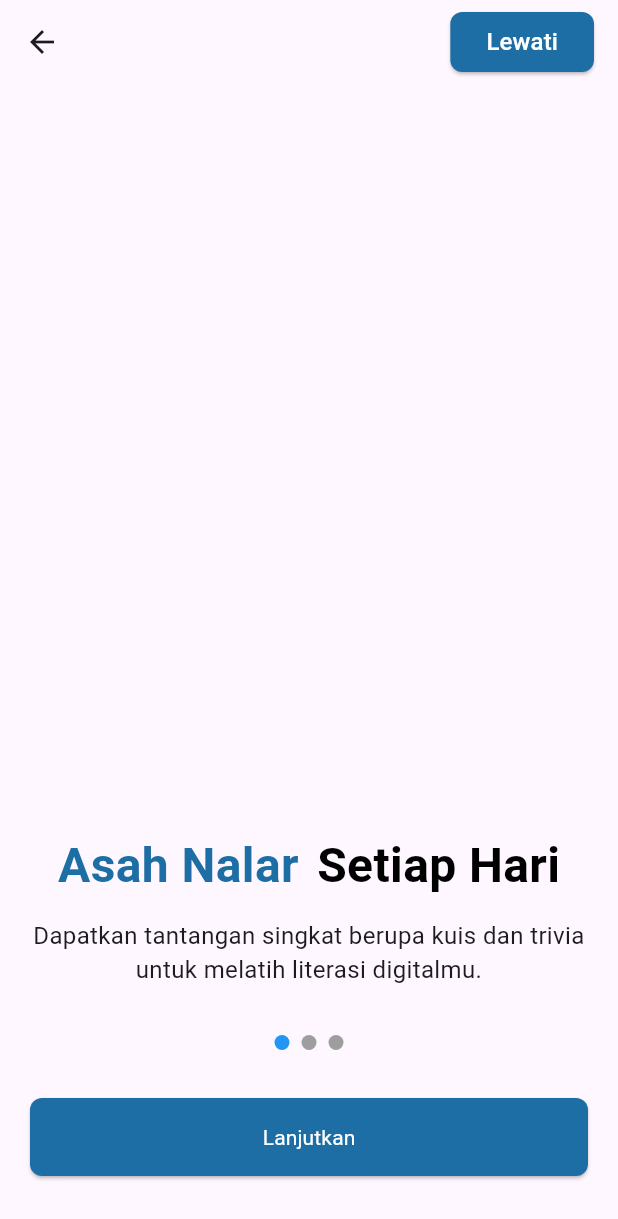
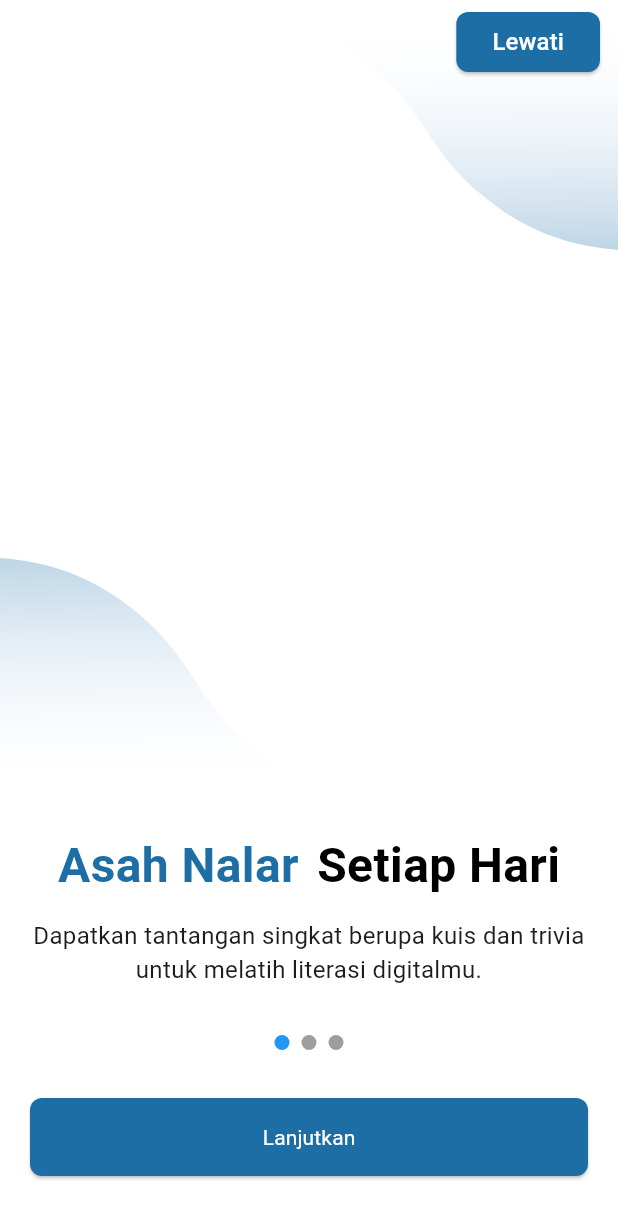
Before and after one commit to femnixx/jaganalar, a Flutter app: the OnboardingScreen screen opened directly, on a phone screen of 412 x 824 dp. Shown: the top 1219 px of the screen. Run offline on Flutter 3.47's test engine with Material 3 defaults, Android fonts, the light colour scheme and no system bars; drawn by our look-alikes of smooth_page_indicator; our stand-ins replace dash_chat_2, flutter_gemini, flutter_svg, shared_preferences, supabase_flutter; accounts and stored records are empty.

Commit message:
Added the getstarted page and finished it

```diff
--- a/lib/Getstarted.dart
+++ b/lib/Getstarted.dart
@@ -1,4 +1,5 @@
 import 'package:flutter/material.dart';
+import 'package:flutter_svg/svg.dart';
 import 'package:jaganalar/SignIn.dart';
 import 'package:smooth_page_indicator/smooth_page_indicator.dart';
 
@@ -13,19 +14,28 @@
 
   @override
   Widget build(BuildContext context) {
-    return Scaffold(
+    return Stack(
+      children: [
+        // Background SVG that covers the whole screen
+        Positioned.fill(
+          child: SvgPicture.asset('assets/copypaste2.svg', fit: BoxFit.cover),
+        ),
+
+        // Scaffold for content, AppBar, buttons, etc.
+        Scaffold(
+          backgroundColor: Colors.transparent, // important!
           appBar: AppBar(
-        title: Row(
-          mainAxisAlignment: MainAxisAlignment.end,
-          children: [
+            backgroundColor: Colors.transparent,
+            elevation: 0,
+            actions: [
               ElevatedButton(
                 style: ButtonStyle(
-                shape: WidgetStateProperty.all(
+                  shape: MaterialStateProperty.all(
                     RoundedRectangleBorder(
-                    borderRadius: BorderRadiusGeometry.circular(8),
+                      borderRadius: BorderRadius.circular(8),
                     ),
                   ),
-                backgroundColor: WidgetStateProperty.all(Color(0xff1C6EA4)),
+                  backgroundColor: MaterialStateProperty.all(Color(0xff1C6EA4)),
                 ),
                 onPressed: () {
                   Navigator.pushReplacement(
@@ -38,8 +48,8 @@
                   style: TextStyle(color: Colors.white, fontSize: 16),
                 ),
               ),
+              SizedBox(width: 12),
             ],
-        ),
           ),
           body: SafeArea(
             child: Padding(
@@ -76,8 +86,6 @@
                     ),
                   ),
                   SizedBox(height: 32),
-
-              /// DOTS
                   SmoothPageIndicator(
                     controller: _controller,
                     count: _pageCount,
@@ -87,28 +95,27 @@
                       activeDotColor: Colors.blue,
                     ),
                   ),
-
                   SizedBox(height: 32),
                   ElevatedButton(
                     style: ButtonStyle(
-                  minimumSize: WidgetStateProperty.all(
+                      minimumSize: MaterialStateProperty.all(
                         Size(double.infinity, 52),
                       ),
-                  shape: WidgetStateProperty.all(
+                      shape: MaterialStateProperty.all(
                         RoundedRectangleBorder(
-                      borderRadius: BorderRadiusGeometry.circular(8),
+                          borderRadius: BorderRadius.circular(8),
                         ),
                       ),
-                  backgroundColor: WidgetStateProperty.all(Color(0xff1C6EA4)),
+                      backgroundColor: MaterialStateProperty.all(
+                        Color(0xff1C6EA4),
+                      ),
                     ),
                     onPressed: () {
                       if (_controller.page == _pageCount - 1) {
-                    // last page → navigate
                         Navigator.pushReplacement(
                           context,
                           MaterialPageRoute(builder: (context) => Signin()),
                         );
-                    print("Go to Home");
                       } else {
                         _controller.nextPage(
                           duration: Duration(milliseconds: 400),
@@ -129,6 +136,8 @@
               ),
             ),
           ),
+        ),
+      ],
     );
   }
 
@@ -137,7 +146,7 @@
     required String secondText,
     required bool isFirstBlue,
     required String subtitle,
-    bool isStacked = false, // new flag
+    bool isStacked = false,
   }) {
     return Center(
       child: Column(
@@ -205,67 +214,3 @@
     );
   }
 }
-
-class OnboardingPage extends StatelessWidget {
-  final String title1;
-  final Color title1Color;
-  final String title2;
-  final String description;
-  final VoidCallback onNext;
-
-  const OnboardingPage({
-    super.key,
-    required this.title1,
-    required this.title1Color,
-    required this.title2,
-    required this.description,
-    required this.onNext,
-  });
-
-  @override
-  Widget build(BuildContext context) {
-    return SafeArea(
-      child: Center(
-        child: Column(
-          mainAxisAlignment: MainAxisAlignment.end,
-          crossAxisAlignment: CrossAxisAlignment.center,
-          children: [
-            // Title row
-            Row(
-              mainAxisAlignment: MainAxisAlignment.center,
-              children: [
-                Text(
-                  title1,
-                  style: TextStyle(
-                    color: title1Color,
-                    fontSize: 32,
-                    fontWeight: FontWeight.bold,
-                  ),
-                ),
-                Text(
-                  title2,
-                  style: const TextStyle(
-                    fontSize: 32,
-                    fontWeight: FontWeight.bold,
-                  ),
-                ),
-              ],
-            ),
-
-            // Description
-            Text(
-              description,
-              textAlign: TextAlign.center,
-              style: const TextStyle(fontSize: 16),
-            ),
-
-            // Next button
-            ElevatedButton(onPressed: onNext, child: const Text('Lanjutkan')),
-
-            const SizedBox(height: 40), // spacing from bottom
-          ],
-        ),
-      ),
-    );
-  }
-}
--- a/lib/Splashscreen.dart
+++ b/lib/Splashscreen.dart
@@ -2,7 +2,7 @@
 import 'package:flutter/rendering.dart';
 import 'package:flutter_svg/flutter_svg.dart';
 import 'dart:async';
-
+import 'Getstarted.dart';
 import 'package:jaganalar/SignIn.dart';
 
 class Splashscreen extends StatefulWidget {
@@ -79,7 +79,7 @@
         // nav to main page
         Navigator.pushReplacement(
           context,
-          MaterialPageRoute(builder: (context) => Signin()),
+          MaterialPageRoute(builder: (context) => OnboardingScreen()),
         );
       }
     });
```
Also changed, not shown: assets/copypaste2.svg (added). Lines whose indentation alone changed are shown as unchanged.
